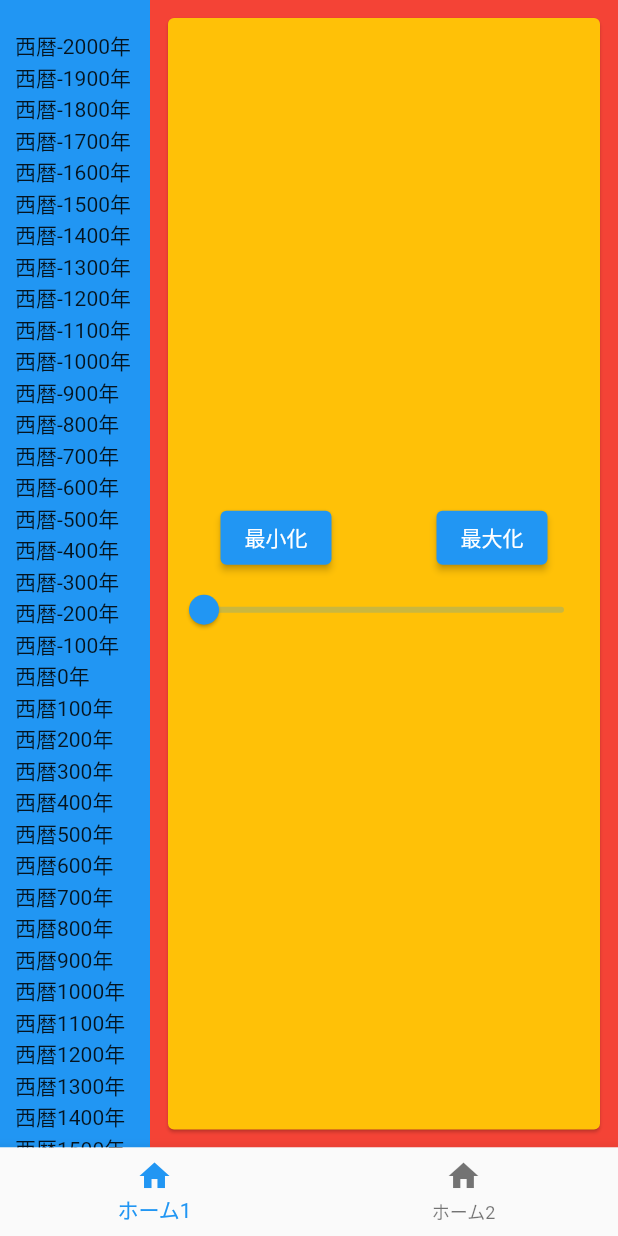
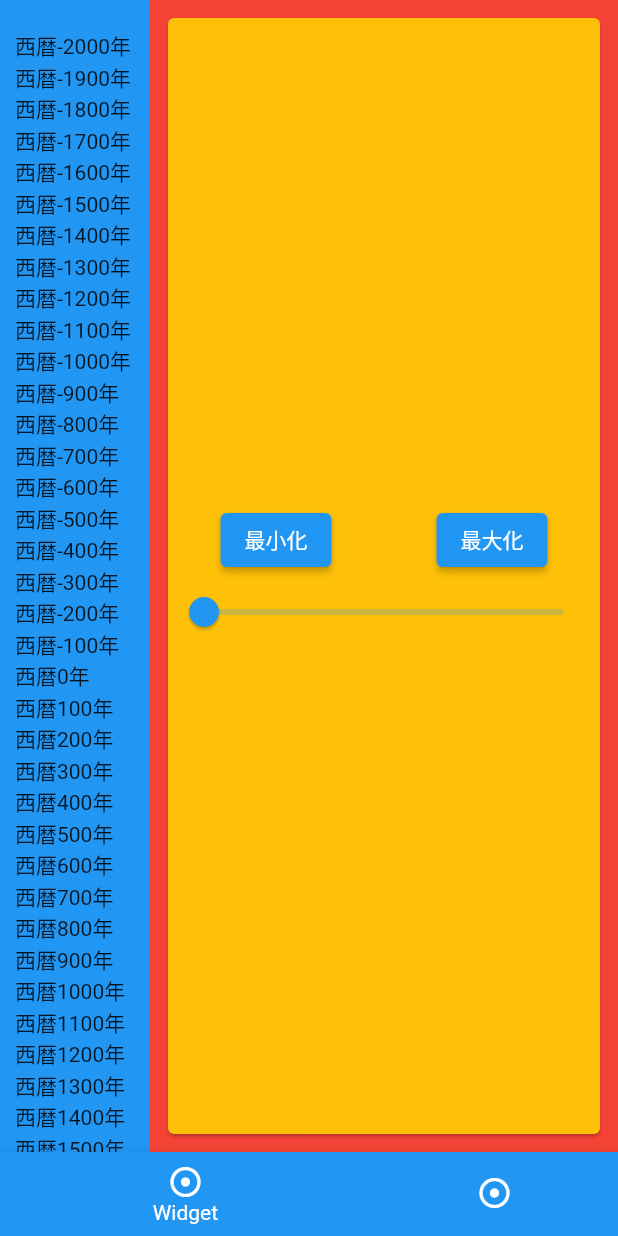
Before and after one commit to ken-ty/timeline, a Flutter app: the screen it shows after launch, on a phone screen of 412 x 824 dp. Run offline on Flutter 3.47's test engine with Material 2 defaults, Android fonts, the phone set to English and light mode, and no system bars.

Commit message:
feat: 複数人で開発できるように整備

```diff
--- /dev/null
+++ b/lib/display_pages.dart
@@ -0,0 +1,9 @@
+import 'package:timeline/pages/my_home_page.dart';
+import 'package:timeline/pages/my_home_page2.dart';
+
+/// 表示するページ一覧
+/// [lib/pages/] に追加したら この変数 にも追加してください.
+final displayPages = [
+  const MyHomePage(),
+  const MyHomePage2(),
+];
--- a/lib/main.dart
+++ b/lib/main.dart
@@ -1,6 +1,7 @@
 import 'package:flutter/material.dart';
-import 'package:timeline/app.dart';
+import 'package:timeline/widgets/app.dart';
 
+/// エントリーポイント
 void main() {
   runApp(const App());
 }
--- a/lib/menu.dart
+++ /dev/null
@@ -1,41 +0,0 @@
-import 'package:flutter/material.dart';
-import 'package:timeline/my_home_page.dart';
-import 'package:timeline/my_home_page2.dart';
-
-/// メニュー
-class Menu extends StatefulWidget {
-  const Menu({super.key});
-
-  @override
-  State<Menu> createState() => _MenuState();
-}
-
-class _MenuState extends State<Menu> {
-  final _pages = [
-    const MyHomePage(title: 'ホームページ1'),
-    const MyHomePage2(title: 'ホームページ2'),
-  ];
-
-  int _pageIndex = 0;
-
-  void _onItemTapped(int index) {
-    _pageIndex = index;
-    setState(() => {});
-  }
-
-  @override
-  Widget build(BuildContext context) {
-    return Scaffold(
-      body: _pages[_pageIndex],
-      bottomNavigationBar: BottomNavigationBar(
-        currentIndex: _pageIndex,
-        onTap: _onItemTapped,
-        items: const <BottomNavigationBarItem>[
-          BottomNavigationBarItem(icon: Icon(Icons.home), label: 'ホーム1'),
-          BottomNavigationBarItem(icon: Icon(Icons.home), label: 'ホーム2'),
-        ],
-        type: BottomNavigationBarType.fixed,
-      ),
-    );
-  }
-}
--- a/lib/my_home_page.dart
+++ /dev/null
@@ -1,107 +0,0 @@
-import 'package:flutter/material.dart';
-import 'package:timeline/widgets/era.dart';
-
-class MyHomePage extends StatefulWidget {
-  const MyHomePage({super.key, required this.title});
-
-  final String title;
-
-  @override
-  State<MyHomePage> createState() => _MyHomePageState();
-}
-
-class _MyHomePageState extends State<MyHomePage> {
-  double currentSliderValue = 0.0;
-
-  @override
-  Widget build(BuildContext context) {
-    // 年表データ(仮)
-    // TODO: めちゃくちゃ多いと out of memory で落ちるので描画してるところだけ読みこむなどの工夫が必要
-    List<String> eraList = [];
-    for (int i = -2000; i <= 2000; i += 100) {
-      eraList.add("西暦$i年");
-    }
-    // 年表widgetを格納する
-    List<Widget> timeline = [];
-    // 年表widget作成用に壊しても良いデータを作成する
-    var eraList2 = [...eraList];
-    // 先頭は padding つけずに格納
-    timeline.add(Era(title: eraList[0], paddingTop: 0.0));
-    // 1番最初の sizedBox を削除
-    eraList2.removeAt(0);
-    // 全部にpaddingつけて入れていく
-    for (String era in eraList2) {
-      timeline.add(Era(
-        title: era.toString(),
-        paddingTop: currentSliderValue,
-      ));
-    }
-
-    return Row(
-      children: [
-        SizedBox(
-          width: 100,
-          child: Container(
-            color: Colors.blue,
-            child: ListView(
-              children: [
-                const SizedBox(height: 20),
-                ...timeline,
-                const SizedBox(height: 20),
-              ],
-            ),
-          ),
-        ),
-        Expanded(
-          child: Container(
-            color: Colors.red,
-            child: Padding(
-              padding: const EdgeInsets.all(8.0),
-              child: Card(
-                color: Colors.amber,
-                child: Center(
-                  child: Column(
-                    mainAxisSize: MainAxisSize.min,
-                    children: [
-                      Row(
-                        mainAxisAlignment: MainAxisAlignment.spaceAround,
-                        children: [
-                          ElevatedButton(
-                            onPressed: () => {
-                              setState(() {
-                                currentSliderValue = 0.0;
-                              })
-                            },
-                            child: const Text("最小化"),
-                          ),
-                          ElevatedButton(
-                            onPressed: () => {
-                              setState(() {
-                                currentSliderValue = 100.0;
-                              })
-                            },
-                            child: const Text("最大化"),
-                          ),
-                        ],
-                      ),
-                      Slider(
-                        value: currentSliderValue,
-                        max: 100,
-                        label: currentSliderValue.round().toString(),
-                        onChanged: (double value) {
-                          setState(() {
-                            currentSliderValue = value;
-                          });
-                        },
-                      ),
-                    ],
-                  ),
-                ),
-              ),
-            ),
-          ),
-        ),
-      ],
-    );
-  }
-}
--- /dev/null
+++ b/lib/pages/my_home_page.dart
@@ -0,0 +1,107 @@
+import 'package:flutter/material.dart';
+import 'package:timeline/widgets/era.dart';
+
+class MyHomePage extends StatefulWidget {
+  const MyHomePage({super.key});
+
+  @override
+  State<MyHomePage> createState() => _MyHomePageState();
+}
+
+class _MyHomePageState extends State<MyHomePage> {
+  double currentSliderValue = 0.0;
+
+  @override
+  Widget build(BuildContext context) {
+    // 年表データ(仮)
+    // TODO: めちゃくちゃ多いと out of memory で落ちるので描画してるところだけ読みこむなどの工夫が必要
+    List<String> eraList = [];
+    for (int i = -2000; i <= 2000; i += 100) {
+      eraList.add("西暦$i年");
+    }
+    // 年表widgetを格納する
+    List<Widget> timeline = [];
+    // 年表widget作成用に壊しても良いデータを作成する
+    var eraList2 = [...eraList];
+    // 先頭は padding つけずに格納
+    timeline.add(Era(title: eraList[0], paddingTop: 0.0));
+    // 1番最初の sizedBox を削除
+    eraList2.removeAt(0);
+    // 全部にpaddingつけて入れていく
+    for (String era in eraList2) {
+      timeline.add(Era(
+        title: era.toString(),
+        paddingTop: currentSliderValue,
+      ));
+    }
+
+    return Scaffold(
+      body: Row(
+        children: [
+          SizedBox(
+            width: 100,
+            child: Container(
+              color: Colors.blue,
+              child: ListView(
+                children: [
+                  const SizedBox(height: 20),
+                  ...timeline,
+                  const SizedBox(height: 20),
+                ],
+              ),
+            ),
+          ),
+          Expanded(
+            child: Container(
+              color: Colors.red,
+              child: Padding(
+                padding: const EdgeInsets.all(8.0),
+                child: Card(
+                  color: Colors.amber,
+                  child: Center(
+                    child: Column(
+                      mainAxisSize: MainAxisSize.min,
+                      children: [
+                        Row(
+                          mainAxisAlignment: MainAxisAlignment.spaceAround,
+                          children: [
+                            ElevatedButton(
+                              onPressed: () => {
+                                setState(() {
+                                  currentSliderValue = 0.0;
+                                })
+                              },
+                              child: const Text("最小化"),
+                            ),
+                            ElevatedButton(
+                              onPressed: () => {
+                                setState(() {
+                                  currentSliderValue = 100.0;
+                                })
+                              },
+                              child: const Text("最大化"),
+                            ),
+                          ],
+                        ),
+                        Slider(
+                          value: currentSliderValue,
+                          max: 100,
+                          label: currentSliderValue.round().toString(),
+                          onChanged: (double value) {
+                            setState(() {
+                              currentSliderValue = value;
+                            });
+                          },
+                        ),
+                      ],
+                    ),
+                  ),
+                ),
+              ),
+            ),
+          ),
+        ],
+      ),
+    );
+  }
+}
--- a/lib/my_home_page2.dart
+++ b/lib/pages/my_home_page2.dart
@@ -1,9 +1,7 @@
 import 'package:flutter/material.dart';
 
 class MyHomePage2 extends StatefulWidget {
-  const MyHomePage2({super.key, required this.title});
-
-  final String title;
+  const MyHomePage2({super.key});
 
   @override
   State<MyHomePage2> createState() => _MyHomePage2State();
@@ -21,9 +19,6 @@ class _MyHomePage2State extends State<MyHomePage2> {
   @override
   Widget build(BuildContext context) {
     return Scaffold(
-      appBar: AppBar(
-        title: Text(widget.title),
-      ),
       body: Center(
         child: Column(
           mainAxisAlignment: MainAxisAlignment.center,
--- a/lib/app.dart
+++ b/lib/widgets/app.dart
@@ -1,10 +1,10 @@
 import 'package:flutter/material.dart';
-import 'package:timeline/menu.dart';
+import 'package:timeline/widgets/menu.dart';
 
+/// アプリの root Widget を提供
 class App extends StatelessWidget {
   const App({super.key});
 
-  // This widget is the root of your application.
   @override
   Widget build(BuildContext context) {
     return const MaterialApp(
--- /dev/null
+++ b/lib/widgets/menu.dart
@@ -0,0 +1,43 @@
+import 'package:flutter/material.dart';
+import 'package:timeline/display_pages.dart';
+
+/// メニューバー
+class Menu extends StatefulWidget {
+  const Menu({super.key});
+
+  @override
+  State<Menu> createState() => _MenuState();
+}
+
+class _MenuState extends State<Menu> {
+  /// 現在選択中の index
+  int _currentIndex = 0;
+
+  /// タップしたボタンの画面に切り替える
+  void _onItemTapped(int index) {
+    _currentIndex = index;
+    setState(() => {});
+  }
+
+  @override
+  Widget build(BuildContext context) {
+    List<BottomNavigationBarItem> items = displayPages
+        .map((page) => BottomNavigationBarItem(
+              icon: const Icon(Icons.adjust),
+              label: page.toString(),
+            ))
+        .toList();
+    return Scaffold(
+      body: SafeArea(child: displayPages[_currentIndex]),
+      bottomNavigationBar: Theme(
+        data: ThemeData(canvasColor: Theme.of(context).primaryColor),
+        child: BottomNavigationBar(
+          currentIndex: _currentIndex,
+          onTap: _onItemTapped,
+          items: items,
+          type: BottomNavigationBarType.shifting,
+        ),
+      ),
+    );
+  }
+}
```
Also changed, not shown: 1 other file.
